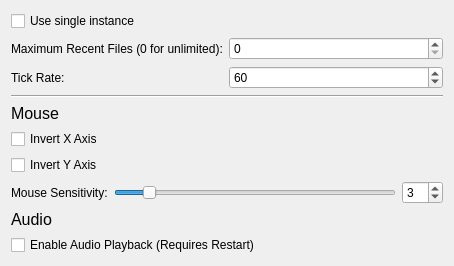
Old version of the form src/tools/hlam/ui/options/OptionsPageGeneral.ui in the repository SamVanheer/HalfLifeAssetManager.
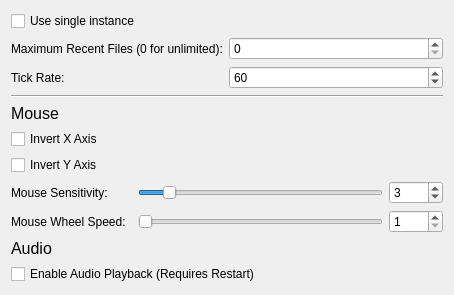
New version of the form.

Commit message: Allow moving camera forward/backward using scroll wheel, with configurable speed setting in options dialog

```diff
--- a/src/tools/hlam/ui/options/OptionsPageGeneral.ui
+++ b/src/tools/hlam/ui/options/OptionsPageGeneral.ui
@@ -7,7 +7,7 @@
     <x>0</x>
     <y>0</y>
     <width>454</width>
-    <height>253</height>
+    <height>281</height>
    </rect>
   </property>
   <property name="windowTitle">
@@ -107,6 +107,19 @@
      <property name="bottomMargin">
       <number>0</number>
      </property>
+     <item row="2" column="3">
+      <widget class="QSpinBox" name="MouseSensitivitySpinner">
+       <property name="minimum">
+        <number>1</number>
+       </property>
+       <property name="maximum">
+        <number>20</number>
+       </property>
+       <property name="value">
+        <number>3</number>
+       </property>
+      </widget>
+     </item>
      <item row="2" column="0">
       <widget class="QLabel" name="label_4">
        <property name="text">
@@ -114,39 +127,10 @@
        </property>
       </widget>
      </item>
-     <item row="2" column="1">
-      <widget class="QSlider" name="MouseSensitivitySlider">
-       <property name="minimum">
-        <number>1</number>
-       </property>
-       <property name="maximum">
-        <number>20</number>
-       </property>
-       <property name="value">
-        <number>3</number>
-       </property>
-       <property name="orientation">
-        <enum>Qt::Horizontal</enum>
-       </property>
-      </widget>
-     </item>
-     <item row="2" column="2">
-      <widget class="QSpinBox" name="MouseSensitivitySpinner">
-       <property name="minimum">
-        <number>1</number>
-       </property>
-       <property name="maximum">
-        <number>20</number>
-       </property>
-       <property name="value">
-        <number>3</number>
-       </property>
-      </widget>
-     </item>
-     <item row="1" column="0" colspan="3">
-      <widget class="QCheckBox" name="InvertMouseY">
+     <item row="3" column="0">
+      <widget class="QLabel" name="label_6">
        <property name="text">
-        <string>Invert Y Axis</string>
+        <string>Mouse Wheel Speed:</string>
        </property>
       </widget>
      </item>
@@ -157,6 +141,52 @@
        </property>
       </widget>
      </item>
+     <item row="1" column="0" colspan="4">
+      <widget class="QCheckBox" name="InvertMouseY">
+       <property name="text">
+        <string>Invert Y Axis</string>
+       </property>
+      </widget>
+     </item>
+     <item row="2" column="2">
+      <widget class="QSlider" name="MouseSensitivitySlider">
+       <property name="minimum">
+        <number>1</number>
+       </property>
+       <property name="maximum">
+        <number>20</number>
+       </property>
+       <property name="value">
+        <number>3</number>
+       </property>
+       <property name="orientation">
+        <enum>Qt::Horizontal</enum>
+       </property>
+      </widget>
+     </item>
+     <item row="3" column="2">
+      <widget class="QSlider" name="MouseWheelSpeedSlider">
+       <property name="minimum">
+        <number>1</number>
+       </property>
+       <property name="maximum">
+        <number>2048</number>
+       </property>
+       <property name="orientation">
+        <enum>Qt::Horizontal</enum>
+       </property>
+      </widget>
+     </item>
+     <item row="3" column="3">
+      <widget class="QSpinBox" name="MouseWheelSpeedSpinner">
+       <property name="minimum">
+        <number>1</number>
+       </property>
+       <property name="maximum">
+        <number>2048</number>
+       </property>
+      </widget>
+     </item>
     </layout>
    </item>
    <item row="6" column="0" colspan="2">
```
Left out of the diff: 2 changed lines with no effect on the pictures. The commit also changes 11 other files.
